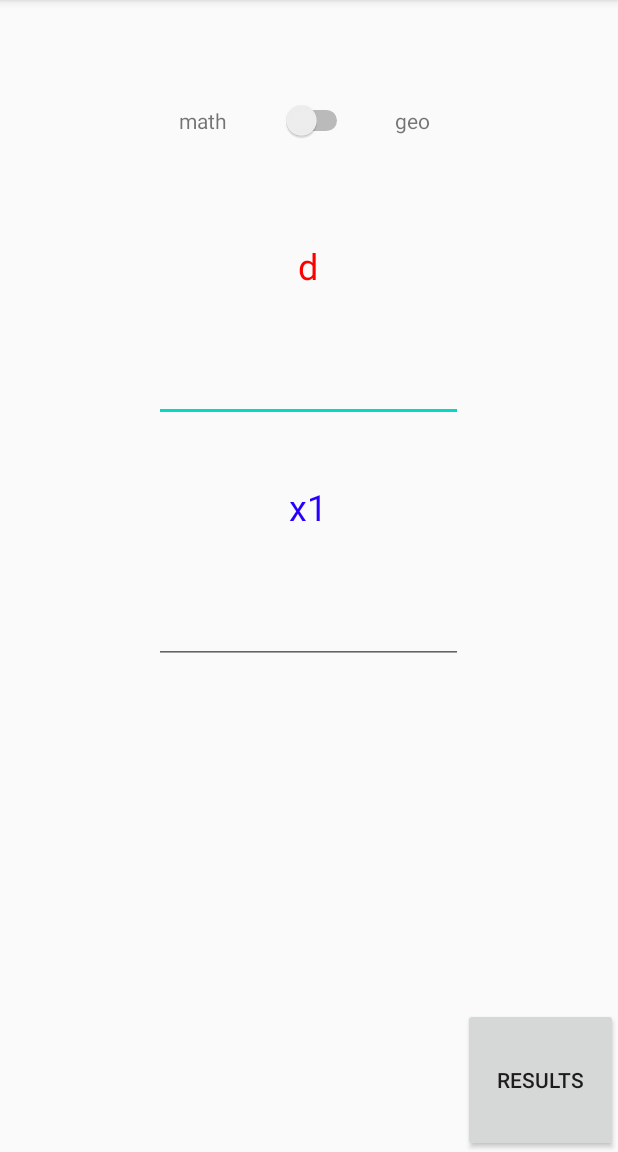
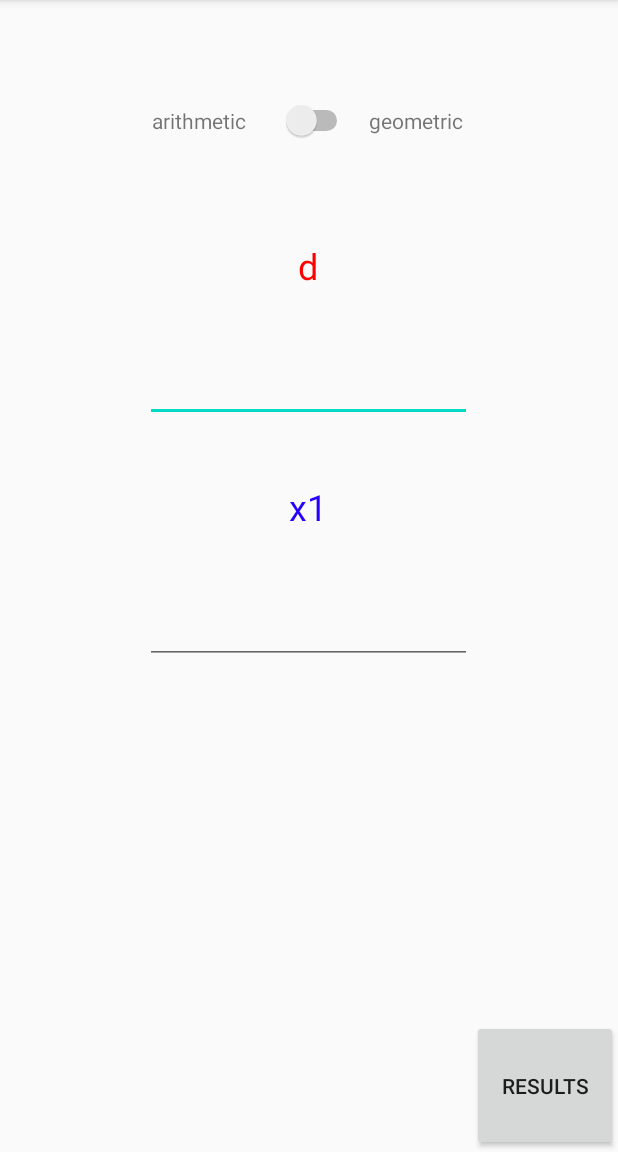
Before and after one commit to OriOfek/lesson2Ori, an Android app: the screen it shows after launch (MainActivity), on a phone screen of 412 x 824 dp, the part 84-1236 px from its top. Run offline under Robolectric (Android 15) with nearby library versions, the phone set to English and light mode, and no system bars.

Commit message:
right words

```diff
--- a/app/src/main/res/layout/activity_main.xml
+++ b/app/src/main/res/layout/activity_main.xml
@@ -14,7 +14,7 @@
     <LinearLayout
         android:layout_width="0dp"
         android:layout_height="match_parent"
-        android:layout_weight="4"
+        android:layout_weight="4.5"
         android:orientation="vertical">
 
         <Space
@@ -33,7 +33,7 @@
                 android:layout_height="match_parent"
                 android:layout_weight="1.2"
                 android:gravity="center"
-                android:text="math" />
+                android:text="arithmetic" />
 
             <Space
                 android:layout_width="0px"
@@ -42,9 +42,9 @@
 
             <Switch
                 android:id="@+id/sw"
-                android:layout_width="34dp"
+                android:layout_width="0px"
                 android:layout_height="match_parent"
-                android:layout_weight="0.5"
+                android:layout_weight="1"
                 android:gravity="center" />
 
             <Space
@@ -57,7 +57,7 @@
                 android:layout_height="match_parent"
                 android:layout_weight="1.2"
                 android:gravity="center"
-                android:text="geo" />
+                android:text="geometric" />
         </LinearLayout>
 
         <Space
@@ -84,6 +84,7 @@
 "
             android:ems="15"
             android:inputType="numberDecimal|numberSigned" />
+
         <Space
             android:layout_width="match_parent"
             android:layout_height="0px"
@@ -129,8 +130,8 @@
         <Button
             android:layout_width="match_parent"
             android:layout_height="0px"
+            android:layout_weight="0.9"
             android:onClick="results"
-            android:layout_weight="1"
             android:text="results" />
     </LinearLayout>
 </LinearLayout>
```
